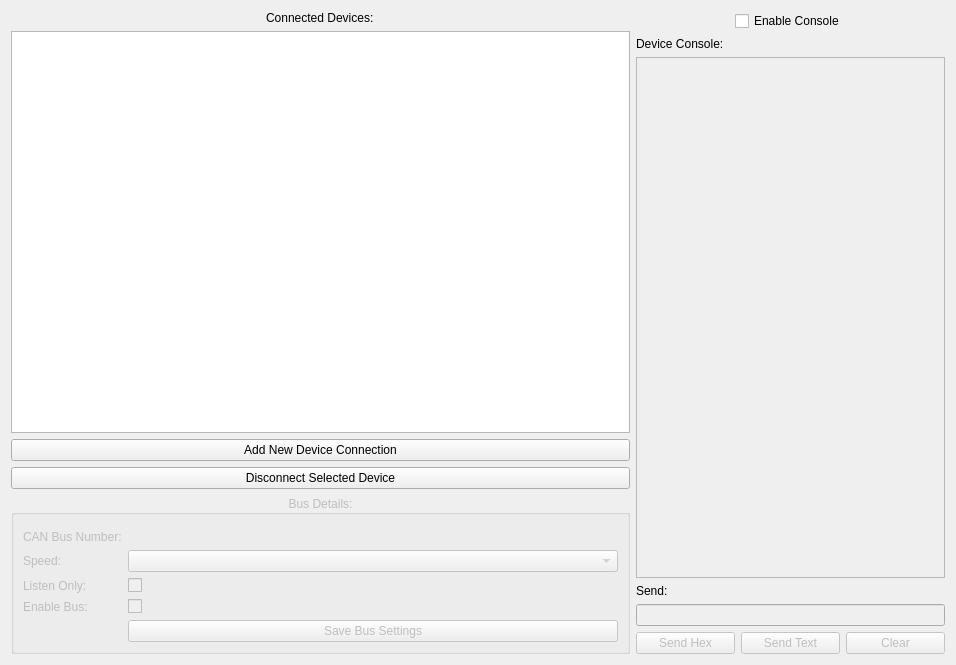
Qt form ui/connectionwindow.ui (collin80/SavvyCAN) before a commit.
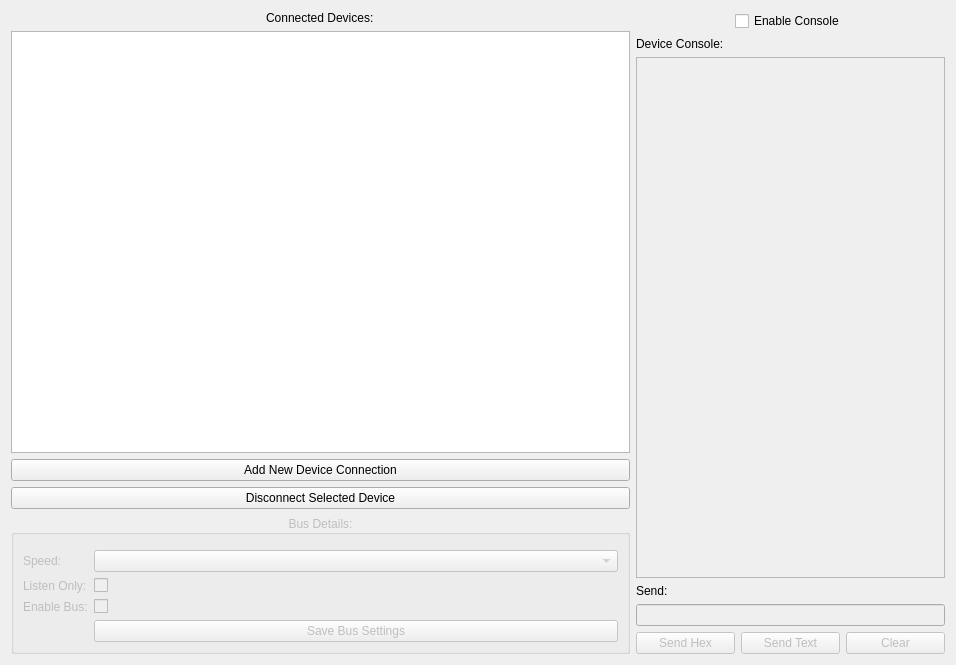
The same form after that commit.

Commit message: Remove label for bus number and instead use tabs. The tabs are now numbered by the actual system bus number and not always based on 1 any longer.

```diff
--- a/ui/connectionwindow.ui
+++ b/ui/connectionwindow.ui
@@ -68,58 +68,44 @@
         <item>
          <layout class="QFormLayout" name="formLayout_2">
           <item row="0" column="0">
-           <widget class="QLabel" name="label_12">
-            <property name="text">
-             <string>CAN Bus Number:</string>
-            </property>
-           </widget>
-          </item>
-          <item row="0" column="1">
-           <widget class="QLabel" name="lblBusNum">
-            <property name="text">
-             <string/>
-            </property>
-           </widget>
-          </item>
-          <item row="1" column="0">
            <widget class="QLabel" name="label_10">
             <property name="text">
              <string>Speed:</string>
             </property>
            </widget>
           </item>
-          <item row="1" column="1">
+          <item row="0" column="1">
            <widget class="QComboBox" name="cbBusSpeed"/>
           </item>
-          <item row="2" column="0">
+          <item row="1" column="0">
            <widget class="QLabel" name="label_11">
             <property name="text">
              <string>Listen Only:</string>
             </property>
            </widget>
           </item>
-          <item row="2" column="1">
+          <item row="1" column="1">
            <widget class="QCheckBox" name="ckListenOnly">
             <property name="text">
              <string/>
             </property>
            </widget>
           </item>
-          <item row="3" column="0">
+          <item row="2" column="0">
            <widget class="QLabel" name="label_14">
             <property name="text">
              <string>Enable Bus:</string>
             </property>
            </widget>
           </item>
-          <item row="3" column="1">
+          <item row="2" column="1">
            <widget class="QCheckBox" name="ckEnable">
             <property name="text">
              <string/>
             </property>
            </widget>
           </item>
-          <item row="4" column="1">
+          <item row="3" column="1">
            <widget class="QPushButton" name="btnSaveBus">
             <property name="text">
              <string>Save Bus Settings</string>
```
The commit also changes 1 other file.
